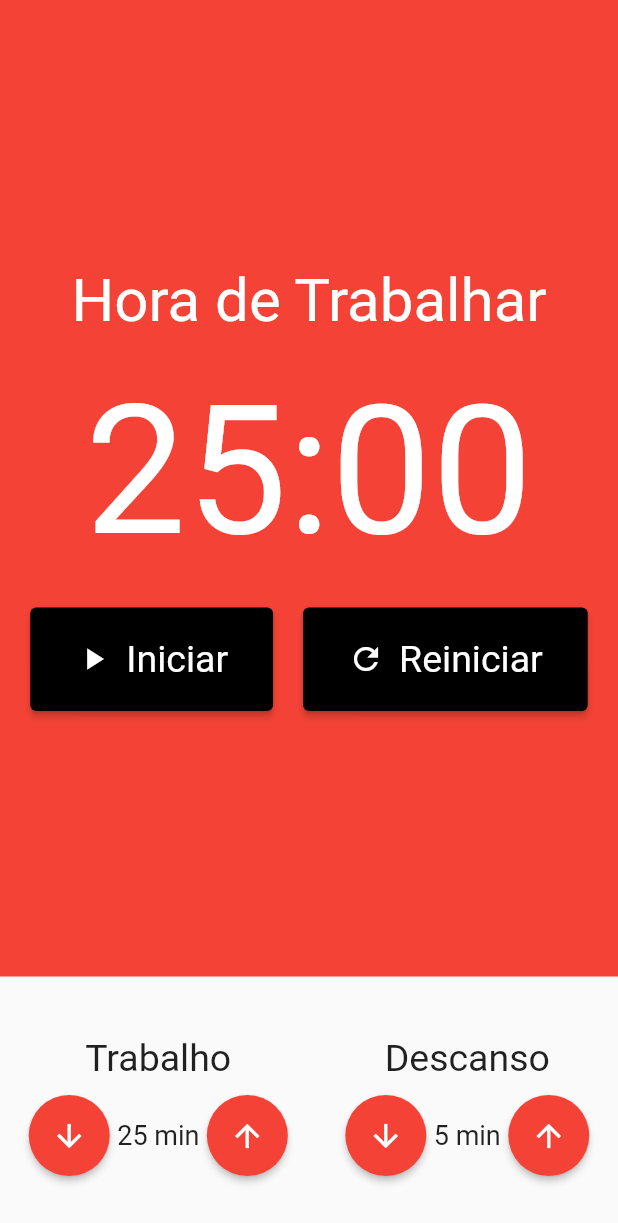
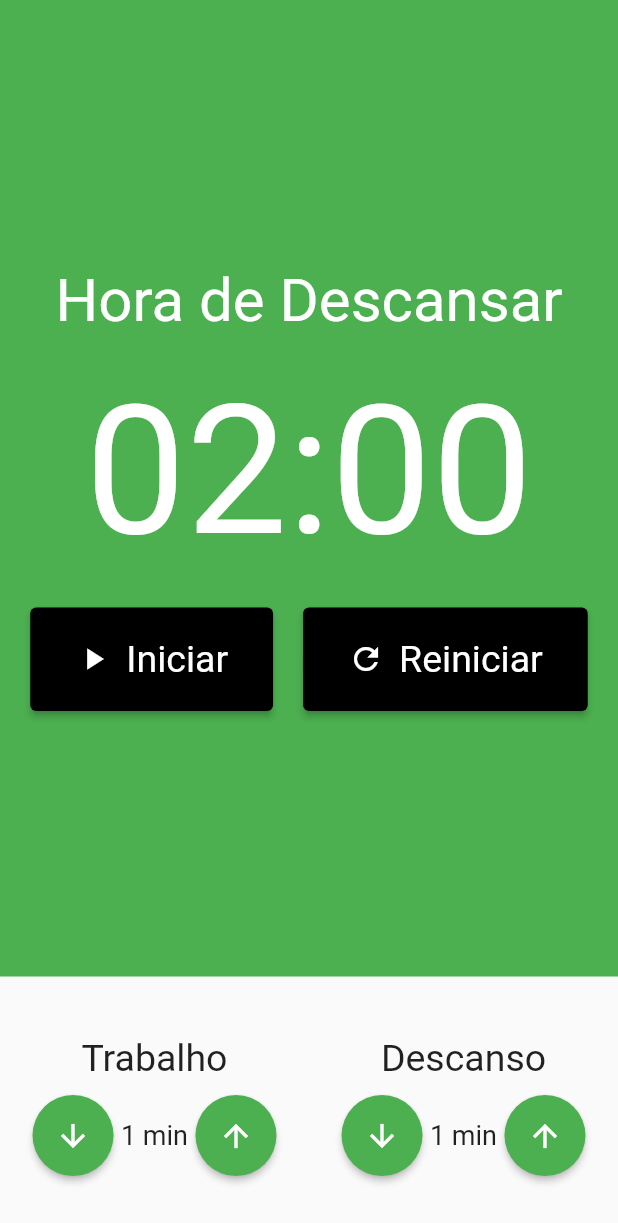
Before and after one commit to ivanluizjr/pomodoro-estudo-mobx, a Flutter app: the screen it shows after launch, on a phone screen of 412 x 824 dp. Shown: the top 1223 px of the screen. Run offline on Flutter 3.47's test engine with Material 2 defaults, Android fonts, the light colour scheme and no system bars; our stand-ins replace flutter_mobx, mobx; generated files the repository leaves out were written again.

Commit message:
Comit final

```diff
--- a/lib/components/cronometro.dart
+++ b/lib/components/cronometro.dart
@@ -1,27 +1,35 @@
 import 'package:flutter/material.dart';
+import 'package:flutter_mobx/flutter_mobx.dart';
+import 'package:provider/provider.dart';
 import 'package:relogio_pomodoro_mobx/components/cronometro_botao.dart';
+import 'package:relogio_pomodoro_mobx/controller/pomodoro_store.dart';
 
 class Cronometro extends StatelessWidget {
   const Cronometro({Key? key}) : super(key: key);
 
   @override
   Widget build(BuildContext context) {
+    final store = Provider.of<PomodoroStore>(context);
+
+    return Observer(builder: (context) {
       return Container(
-      color: Colors.red,
+        color: store.estaTrabalhando() ? Colors.red : Colors.green,
         child: Column(
           mainAxisAlignment: MainAxisAlignment.center,
           children: [
-          const Text(
-            'Hora de Trabalhar',
-            style: TextStyle(
+            Text(
+              store.estaTrabalhando()
+                  ? 'Hora de Trabalhar'
+                  : 'Hora de Descansar',
+              style: const TextStyle(
                 fontSize: 40,
                 color: Colors.white,
               ),
             ),
             const SizedBox(height: 20),
-          const Text(
-            '25:00',
-            style: TextStyle(
+            Text(
+              '${store.minutos.toString().padLeft(2, '0')}:${store.segundos.toString().padLeft(2, '0')}',
+              style: const TextStyle(
                 fontSize: 120,
                 color: Colors.white,
               ),
@@ -29,26 +37,31 @@ class Cronometro extends StatelessWidget {
             const SizedBox(height: 20),
             Row(
               mainAxisAlignment: MainAxisAlignment.center,
-            children: const [
+              children: [
+                if (!store.iniciado)
                   Padding(
-                padding: EdgeInsets.only(right: 10),
+                    padding: const EdgeInsets.only(right: 10),
                     child: CronometroBotao(
                       text: 'Iniciar',
                       icon: Icons.play_arrow,
+                      click: store.iniciar,
                     ),
                   ),
-              // Padding(
-              //   padding: EdgeInsets.only(right: 10),
-              //   child: CronometroBotao(
-              //     text: 'Parar',s
-              //     icon: Icons.stop,
-              //   ),
-              // ),
+                if (store.iniciado)
                   Padding(
-                padding: EdgeInsets.only(left: 10),
+                    padding: const EdgeInsets.only(right: 10),
+                    child: CronometroBotao(
+                      text: 'Parar',
+                      icon: Icons.stop,
+                      click: store.parar,
+                    ),
+                  ),
+                Padding(
+                  padding: const EdgeInsets.only(left: 10),
                   child: CronometroBotao(
                     text: 'Reiniciar',
                     icon: Icons.refresh,
+                    click: store.reiniciar,
                   ),
                 )
               ],
@@ -56,5 +69,6 @@ class Cronometro extends StatelessWidget {
           ],
         ),
       );
+    });
   }
 }
--- a/lib/components/cronometro_botao.dart
+++ b/lib/components/cronometro_botao.dart
@@ -5,11 +5,13 @@ import 'package:flutter/material.dart';
 class CronometroBotao extends StatelessWidget {
   final String text;
   final IconData icon;
+  final void Function()? click;
 
   const CronometroBotao({
     Key? key,
     required this.text,
     required this.icon,
+    this.click,
   }) : super(key: key);
 
   @override
@@ -25,7 +27,7 @@ class CronometroBotao extends StatelessWidget {
           fontSize: 25,
         ),
       ),
-      onPressed: () {},
+      onPressed: click,
       child: Row(
         children: [
           Padding(
--- a/lib/components/custom_butons.dart
+++ b/lib/components/custom_butons.dart
@@ -1,21 +1,29 @@
+import 'dart:io';
+
 import 'package:flutter/material.dart';
+import 'package:provider/provider.dart';
+import 'package:relogio_pomodoro_mobx/controller/pomodoro_store.dart';
 
 class CustomButtons extends StatelessWidget {
   final Widget? child;
-  const CustomButtons({
-    Key? key,
-    required this.child,
-  }) : super(key: key);
+  final Function() onpressed;
+  final ButtonStyle? style;
+
+  const CustomButtons(
+      {Key? key, required this.child, required this.onpressed, this.style})
+      : super(key: key);
 
   @override
   Widget build(BuildContext context) {
+    final store = Provider.of<PomodoroStore>(context);
+
     return ElevatedButton(
-      onPressed: () {},
+      onPressed: onpressed,
       child: child,
       style: ElevatedButton.styleFrom(
         shape: const CircleBorder(),
         padding: const EdgeInsets.all(15),
-        primary: Colors.red,
+        primary: store.estaTrabalhando() ? Colors.red : Colors.green,
       ),
     );
   }
--- a/lib/components/entrada_tempo.dart
+++ b/lib/components/entrada_tempo.dart
@@ -1,18 +1,26 @@
 import 'package:flutter/material.dart';
+import 'package:provider/provider.dart';
 import 'package:relogio_pomodoro_mobx/components/custom_butons.dart';
+import 'package:relogio_pomodoro_mobx/controller/pomodoro_store.dart';
 
 class EntradaTempo extends StatelessWidget {
   final String titulo;
   final int valor;
+  final Function()? increment;
+  final Function()? decrement;
 
   const EntradaTempo({
     Key? key,
     required this.titulo,
     required this.valor,
+    this.decrement,
+    required this.increment,
   }) : super(key: key);
 
   @override
   Widget build(BuildContext context) {
+    final store = Provider.of<PomodoroStore>(context);
+
     return Column(
       crossAxisAlignment: CrossAxisAlignment.center,
       children: [
@@ -24,21 +32,23 @@ class EntradaTempo extends StatelessWidget {
         Row(
           mainAxisAlignment: MainAxisAlignment.center,
           children: [
-            const CustomButtons(
-              child: Icon(
+            CustomButtons(
+              child: const Icon(
                 Icons.arrow_downward,
                 color: Colors.white,
               ),
+              onpressed: decrement!,
             ),
             Text(
               '${this.valor} min',
               style: const TextStyle(fontSize: 18),
             ),
-            const CustomButtons(
-              child: Icon(
+            CustomButtons(
+              child: const Icon(
                 Icons.arrow_upward,
                 color: Colors.white,
               ),
+              onpressed: increment!,
             )
           ],
         ),
--- a/lib/main.dart
+++ b/lib/main.dart
@@ -1,5 +1,7 @@
 import 'package:flutter/material.dart';
+import 'package:relogio_pomodoro_mobx/controller/pomodoro_store.dart';
 import 'package:relogio_pomodoro_mobx/pages/pomodoro_page.dart';
+import 'package:provider/provider.dart';
 
 void main() {
   runApp(const MyApp());
@@ -10,12 +12,19 @@ class MyApp extends StatelessWidget {
 
   @override
   Widget build(BuildContext context) {
-    return MaterialApp(
-      title: 'Flutter Demo',
-      theme: ThemeData(
-        primarySwatch: Colors.blue,
+    return MultiProvider(
+      providers: [
+        Provider<PomodoroStore>(
+          create: (_) => PomodoroStore(),
+        )
+      ],
+      child: MaterialApp(
+        title: 'Flutter Demo',
+        theme: ThemeData(
+          primarySwatch: Colors.blue,
+        ),
+        home: const PomodoroPage(),
       ),
-      home: const PomodoroPage(),
     );
   }
 }
--- a/lib/pages/pomodoro_page.dart
+++ b/lib/pages/pomodoro_page.dart
@@ -1,12 +1,17 @@
 import 'package:flutter/material.dart';
+import 'package:flutter_mobx/flutter_mobx.dart';
+import 'package:provider/provider.dart';
 import 'package:relogio_pomodoro_mobx/components/cronometro.dart';
 import 'package:relogio_pomodoro_mobx/components/entrada_tempo.dart';
+import 'package:relogio_pomodoro_mobx/controller/pomodoro_store.dart';
 
 class PomodoroPage extends StatelessWidget {
   const PomodoroPage({Key? key}) : super(key: key);
 
   @override
   Widget build(BuildContext context) {
+    final store = Provider.of<PomodoroStore>(context);
+
     return Scaffold(
       body: Column(
         crossAxisAlignment: CrossAxisAlignment.stretch,
@@ -14,20 +19,25 @@ class PomodoroPage extends StatelessWidget {
           const Expanded(child: Cronometro()),
           Padding(
               padding: const EdgeInsets.symmetric(vertical: 40),
-            child: Row(
+              child: Observer(
+                builder: (context) => Row(
                   mainAxisAlignment: MainAxisAlignment.spaceAround,
-              children: const [
+                  children: [
                     EntradaTempo(
                       titulo: 'Trabalho',
-                  valor: 25,
+                      valor: store.tempoTrabalho,
+                      increment: store.incrementTempoTrabalho,
+                      decrement: store.decrementTempoTrabalho,
                     ),
                     EntradaTempo(
                       titulo: 'Descanso',
-                  valor: 5,
+                      valor: store.tempoDescanso,
+                      increment: store.incrementTempoDescanso,
+                      decrement: store.decrementTempoDescanso,
                     ),
                   ],
                 ),
-          )
+              ))
         ],
       ),
     );
```
Also changed, not shown: lib/controller/pomodoro_store.dart (added, +114 -0 lines), lib/controller/pomodoro_store.g.dart (added), pubspec.lock, 2 other files. Lines whose indentation alone changed are shown as unchanged.
